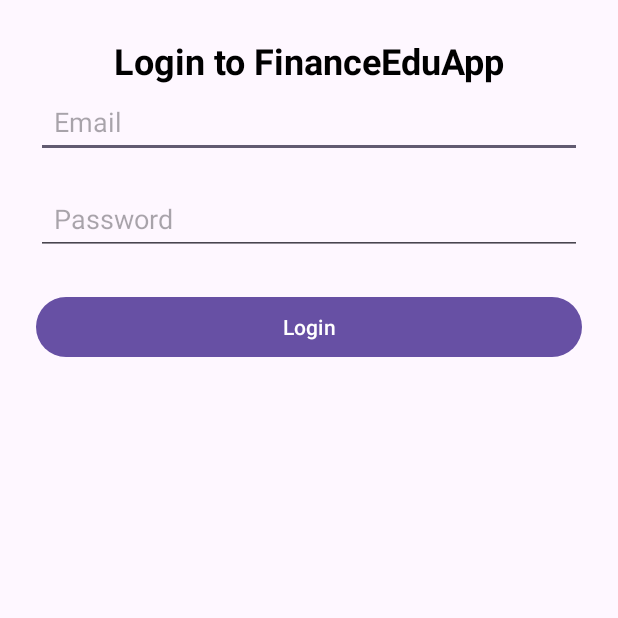
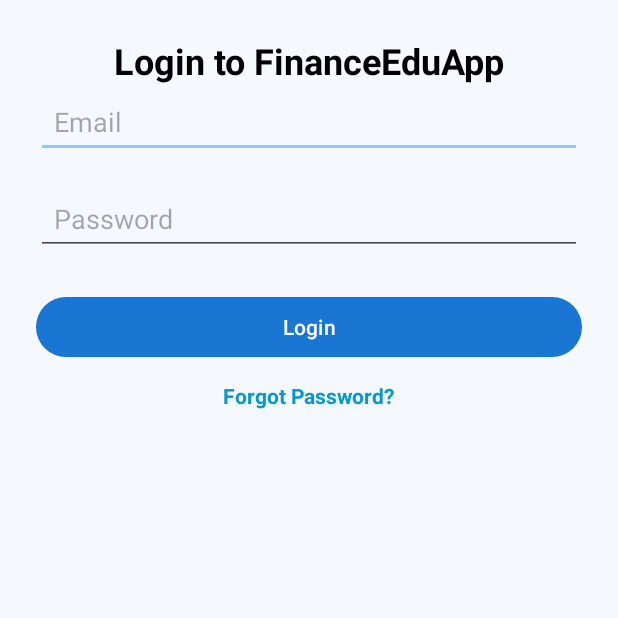
Before and after one commit to KrzAlex/FinancialApp, an Android app: the screen it shows after launch (LoginActivity), on a phone screen of 412 x 824 dp, the top half of it. Run offline under Robolectric (Android 15) with nearby library versions, the phone set to English and light mode, and no system bars.

Commit message:
the original code

```diff
--- a/FinanceEduApp/app/build.gradle.kts
+++ b/FinanceEduApp/app/build.gradle.kts
@@ -40,7 +40,4 @@ dependencies {
     testImplementation(libs.junit)
     androidTestImplementation(libs.ext.junit)
     androidTestImplementation(libs.espresso.core)
-
-    // https://mvnrepository.com/artifact/mysql/mysql-connector-java
-    implementation("mysql:mysql-connector-java:5.1.49")
 }
--- a/FinanceEduApp/app/src/main/java/com/example/financeeduapp/activities/LoginActivity.java
+++ b/FinanceEduApp/app/src/main/java/com/example/financeeduapp/activities/LoginActivity.java
@@ -1,47 +1,50 @@
 package com.example.financeeduapp.activities;
-import com.example.financeeduapp.activities.HomeActivity;
 
+import android.content.Context;
 import android.content.Intent;
+import android.content.SharedPreferences;
 import android.os.Bundle;
 import android.text.TextUtils;
 import android.widget.Button;
 import android.widget.EditText;
+import android.widget.TextView;
 import android.widget.Toast;
 
 import androidx.appcompat.app.AppCompatActivity;
 
-import com.example.financeeduapp.MainActivity;
 import com.example.financeeduapp.R;
-import com.example.financeeduapp.services.ConnectionClass;
 import com.example.financeeduapp.utils.InputValidator;
-
-import java.sql.Connection;
-import java.sql.ResultSet;
-import java.util.concurrent.ExecutorService;
-import java.util.concurrent.Executors;
+import com.example.financeeduapp.utils.LocaleHelper;
 
 public class LoginActivity extends AppCompatActivity {
 
     private EditText emailInput, passwordInput;
     private Button loginButton;
+    private TextView forgotPasswordText;
 
-    ConnectionClass connectionClass;
-    Connection con;
-    ResultSet rs;
-    String name, str;
-
+    @Override
+    protected void attachBaseContext(Context newBase) {
+        super.attachBaseContext(LocaleHelper.loadLocale(newBase));
+    }
 
     @Override
     protected void onCreate(Bundle savedInstanceState) {
         super.onCreate(savedInstanceState);
+
+        // 🛑 If already logged in, skip login screen
+        if (isUserLoggedIn()) {
+            Intent intent = new Intent(this, HomeActivity.class);
+            intent.setFlags(Intent.FLAG_ACTIVITY_NEW_TASK | Intent.FLAG_ACTIVITY_CLEAR_TASK);
+            startActivity(intent);
+            return;
+        }
+
         setContentView(R.layout.activity_login);
-
-        connectionClass = new ConnectionClass();
-        connect();
 
         emailInput = findViewById(R.id.editTextEmail);
         passwordInput = findViewById(R.id.editTextPassword);
         loginButton = findViewById(R.id.buttonLogin);
+        forgotPasswordText = findViewById(R.id.textForgotPassword);
 
         loginButton.setOnClickListener(v -> {
             String email = emailInput.getText().toString().trim();
@@ -57,8 +60,13 @@ public class LoginActivity extends AppCompatActivity {
                 return;
             }
 
-            // Temporary login check (mock)
+            // ✅ Mock login credentials
             if (email.equals("arda@gmail.com") && password.equals("1")) {
+                // ✅ Save session
+                SharedPreferences.Editor editor = getSharedPreferences("UserSession", MODE_PRIVATE).edit();
+                editor.putBoolean("isLoggedIn", true);
+                editor.apply();
+
                 Toast.makeText(this, getString(R.string.login_success), Toast.LENGTH_SHORT).show();
                 startActivity(new Intent(this, HomeActivity.class));
                 finish();
@@ -66,30 +74,15 @@ public class LoginActivity extends AppCompatActivity {
                 Toast.makeText(this, getString(R.string.login_failed), Toast.LENGTH_SHORT).show();
             }
         });
+
+        forgotPasswordText.setOnClickListener(v -> {
+            Intent intent = new Intent(LoginActivity.this, ForgotPasswordActivity.class);
+            startActivity(intent);
+        });
     }
 
-    public void connect(){
-        ExecutorService executorService = Executors.newSingleThreadExecutor();
-        executorService.execute(() -> {
-            try{
-                con = connectionClass.CONN();
-                if(con == null){
-                    str =getString(R.string.error_Con);
-                } else {
-                    str =getString(R.string.good_Con);
-                }
-            } catch (Exception e) {
-                throw new RuntimeException(e);
-            }
-
-            runOnUiThread(()->{
-                try {
-                    Thread.sleep(1000);
-                } catch (InterruptedException e) {
-                    throw new RuntimeException(e);
-                }
-                Toast.makeText(this, str, Toast.LENGTH_SHORT).show();
-            });
-        });
+    private boolean isUserLoggedIn() {
+        SharedPreferences prefs = getSharedPreferences("UserSession", MODE_PRIVATE);
+        return prefs.getBoolean("isLoggedIn", false);
     }
 }
--- a/FinanceEduApp/app/src/main/java/com/example/financeeduapp/services/ConnectionClass.java
+++ /dev/null
@@ -1,29 +0,0 @@
-package com.example.financeeduapp.services;
-
-
-import java.sql.Connection;
-import java.sql.DriverManager;
-
-public class ConnectionClass {
-
-    protected static String db ="ErasmusDev_Database";
-    protected static String ip ="192.168.42.174";
-    protected static String port ="3306";
-    protected static String username ="erasmusroot";
-    protected static String password ="admin";
-
-    public Connection CONN(){
-        Connection conn = null;
-
-        try{
-            Class.forName("com.mysql.jdbc.Driver");
-            String connectionString = "jdbc:mysql://"+ip+":"+port+"/"+db;
-            conn = DriverManager.getConnection(connectionString, username, password);
-
-        } catch (Exception e) {
-            throw new RuntimeException(e);
-        }
-        return conn;
-    }
-
-}
--- a/FinanceEduApp/app/src/main/java/com/example/financeeduapp/utils/LocaleHelper.java
+++ b/FinanceEduApp/app/src/main/java/com/example/financeeduapp/utils/LocaleHelper.java
@@ -1,10 +1,10 @@
 package com.example.financeeduapp.utils;
 
-import android.annotation.SuppressLint;
 import android.content.Context;
 import android.content.SharedPreferences;
 import android.content.res.Configuration;
 import android.content.res.Resources;
+import android.os.Build;
 
 import java.util.Locale;
 
@@ -20,17 +20,23 @@ public class LocaleHelper {
 
         Resources resources = context.getResources();
         Configuration config = resources.getConfiguration();
-        config.setLocale(locale);
-        config.setLayoutDirection(locale);
 
-        return context.createConfigurationContext(config);
+        if (Build.VERSION.SDK_INT >= Build.VERSION_CODES.JELLY_BEAN_MR1) {
+            config.setLocale(locale);
+            config.setLayoutDirection(locale);
+            return context.createConfigurationContext(config);
+        } else {
+            config.locale = locale;
+            resources.updateConfiguration(config, resources.getDisplayMetrics());
+            return context;
+        }
     }
 
     public static void saveLanguage(Context context, String language) {
         SharedPreferences prefs = context.getSharedPreferences("AppSettings", Context.MODE_PRIVATE);
         SharedPreferences.Editor editor = prefs.edit();
         editor.putString(SELECTED_LANGUAGE, language);
-        editor.apply();
+        editor.commit();
     }
 
     public static String getLanguage(Context context) {
@@ -38,9 +44,8 @@ public class LocaleHelper {
         return prefs.getString(SELECTED_LANGUAGE, Locale.getDefault().getLanguage());
     }
 
-    // This is what was missing
-    public static void loadLocale(Context context) {
+    public static Context loadLocale(Context context) {
         String language = getLanguage(context);
-        setLocale(context, language);
+        return setLocale(context, language);
     }
 }
--- a/FinanceEduApp/app/src/main/res/layout/activity_login.xml
+++ b/FinanceEduApp/app/src/main/res/layout/activity_login.xml
@@ -19,7 +19,7 @@
         android:layout_marginBottom="32dp"
         app:layout_constraintTop_toTopOf="parent"
         app:layout_constraintStart_toStartOf="parent"
-        app:layout_constraintEnd_toEndOf="parent"/>
+        app:layout_constraintEnd_toEndOf="parent" />
 
     <EditText
         android:id="@+id/editTextEmail"
@@ -33,7 +33,7 @@
         android:autofillHints="emailAddress"
         app:layout_constraintTop_toBottomOf="@id/loginTitle"
         app:layout_constraintStart_toStartOf="parent"
-        app:layout_constraintEnd_toEndOf="parent"/>
+        app:layout_constraintEnd_toEndOf="parent" />
 
     <EditText
         android:id="@+id/editTextPassword"
@@ -48,7 +48,7 @@
         android:autofillHints="password"
         app:layout_constraintTop_toBottomOf="@id/editTextEmail"
         app:layout_constraintStart_toStartOf="parent"
-        app:layout_constraintEnd_toEndOf="parent"/>
+        app:layout_constraintEnd_toEndOf="parent" />
 
     <Button
         android:id="@+id/buttonLogin"
@@ -58,6 +58,21 @@
         android:layout_marginTop="24dp"
         app:layout_constraintTop_toBottomOf="@id/editTextPassword"
         app:layout_constraintStart_toStartOf="parent"
-        app:layout_constraintEnd_toEndOf="parent"/>
+        app:layout_constraintEnd_toEndOf="parent" />
+
+    <!-- ✅ Forgot Password link -->
+    <TextView
+        android:id="@+id/textForgotPassword"
+        android:layout_width="wrap_content"
+        android:layout_height="wrap_content"
+        android:text="@string/forgot_password"
+        android:textColor="@android:color/holo_blue_dark"
+        android:textStyle="bold"
+        android:layout_marginTop="12dp"
+        android:clickable="true"
+        android:focusable="true"
+        app:layout_constraintTop_toBottomOf="@id/buttonLogin"
+        app:layout_constraintStart_toStartOf="parent"
+        app:layout_constraintEnd_toEndOf="parent" />
 
 </androidx.constraintlayout.widget.ConstraintLayout>
--- a/FinanceEduApp/app/src/main/res/values/colors.xml
+++ b/FinanceEduApp/app/src/main/res/values/colors.xml
@@ -2,4 +2,10 @@
 <resources>
     <color name="black">#FF000000</color>
     <color name="white">#FFFFFFFF</color>
+
+    <!-- Theme Colors -->
+    <color name="bluePrimary">#1976D2</color>
+    <color name="bluePrimaryDark">#1565C0</color>
+    <color name="blueAccent">#90CAF9</color>
+    <color name="lightBackground">#F5F8FC</color>
 </resources>
--- a/FinanceEduApp/app/src/main/res/values/strings.xml
+++ b/FinanceEduApp/app/src/main/res/values/strings.xml
@@ -1,8 +1,4 @@
 <resources>
-
-    <!-- DataBase Strings -->
-    <string name="error_Con" translatable="false">An Error with the connection happened</string>
-    <string name="good_Con" translatable="false">The connection happened</string>
 
     <!-- Login Page Strings -->
     <string name="app_name">FinanceEduApp</string>
@@ -14,6 +10,14 @@
     <string name="empty_password_error">Password cannot be empty</string>
     <string name="login_success">Login successful</string>
     <string name="login_failed">Incorrect email or password</string>
+
+    <string name="forgot_password">Forgot Password?</string>
+    <string name="reset_password_title">Reset Your Password</string>
+    <string name="reset_email_hint">Enter your email address</string>
+    <string name="reset_button">Reset Password</string>
+    <string name="reset_success">If the email exists, a reset link has been sent.</string>
+    <string name="reset_error">Please enter a valid email address</string>
+
 
     <!-- HOME PAGE STRINGS -->
     <string name="button_quiz">Start Quiz</string>
@@ -30,6 +34,9 @@
     <string name="rate_hint">Annual Interest Rate (%)</string>
     <string name="time_hint">Time (years)</string>
     <string name="calculator_clicked">Calculator button clicked</string>
+    <string name="total_amount">Total Amount</string>
+    <string name="total_interest">Total Interest Earned</string>
+
     <string-array name="frequency_options">
         <item>Yearly</item>
         <item>Quarterly</item>
@@ -57,6 +64,7 @@
     <string name="enter_new_password">Enter new password</string>
     <string name="save_changes">Save Changes</string>
     <string name="language_changed">Language changed</string>
+    <string name="logout_button">Log Out</string>
 
     <string-array name="languages">
         <item>English</item>
--- a/FinanceEduApp/app/src/main/res/values/themes.xml
+++ b/FinanceEduApp/app/src/main/res/values/themes.xml
@@ -1,8 +1,15 @@
 <resources xmlns:tools="http://schemas.android.com/tools">
-    <!-- Base application theme. -->
     <style name="Base.Theme.FinanceEduApp" parent="Theme.Material3.DayNight.NoActionBar">
-        <!-- Customize your light theme here. -->
-        <!-- <item name="colorPrimary">@color/my_light_primary</item> -->
+        <item name="colorPrimary">@color/bluePrimary</item>
+        <item name="colorOnPrimary">@color/white</item>
+        <item name="colorSecondary">@color/blueAccent</item>
+        <item name="colorOnSecondary">@color/black</item>
+
+        <!-- Corrected background line -->
+        <item name="android:windowBackground">@color/lightBackground</item>
+
+        <item name="android:statusBarColor" tools:targetApi="l">@color/bluePrimaryDark</item>
+        <item name="android:navigationBarColor">@color/lightBackground</item>
     </style>
 
     <style name="Theme.FinanceEduApp" parent="Base.Theme.FinanceEduApp" />
```
Also changed, not shown: FinanceEduApp/app/src/main/AndroidManifest.xml (+6 -4 lines), FinanceEduApp/app/src/main/java/com/example/financeeduapp/MainActivity.java (+21 -10 lines), FinanceEduApp/app/src/main/java/com/example/financeeduapp/activities/CalculatorActivity.java (+26 -11 lines), FinanceEduApp/app/src/main/java/com/example/financeeduapp/activities/ForgotPasswordActivity.java (added, +46 -0 lines), FinanceEduApp/app/src/main/java/com/example/financeeduapp/activities/HomeActivity.java (+8 -6 lines), FinanceEduApp/app/src/main/java/com/example/financeeduapp/activities/ProfileActivity.java (+9 -1 lines), FinanceEduApp/app/src/main/java/com/example/financeeduapp/activities/SettingsActivity.java (+28 -8 lines), FinanceEduApp/app/src/main/res/layout/activity_calculator.xml (+11 -3 lines), FinanceEduApp/app/src/main/res/layout/activity_forgot_password.xml (added, +41 -0 lines), FinanceEduApp/app/src/main/res/layout/activity_settings.xml (+12 -2 lines), 3 other files.
